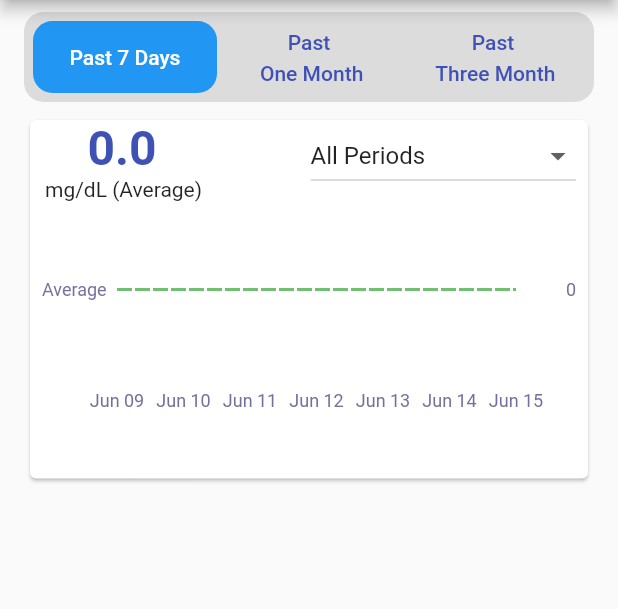
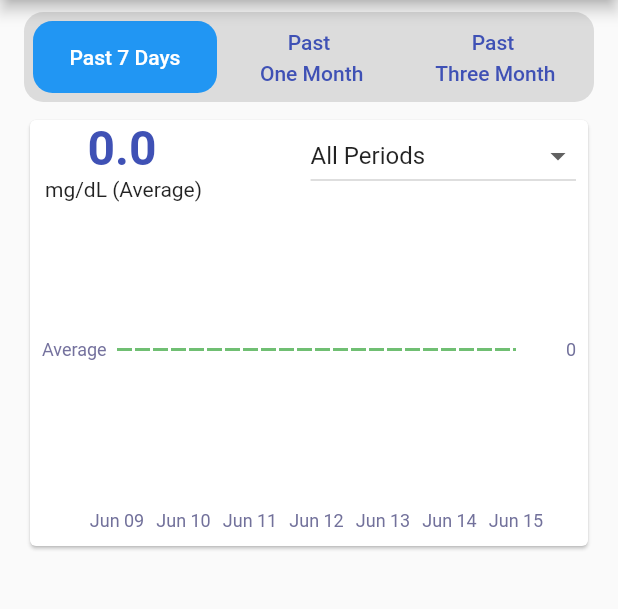
Before and after one commit to aknay/health_tracker_app, a Flutter app: the screen it shows after launch, after a tap on "Blood Glucose", on a phone screen of 412 x 824 dp, the part 84-693 px from its top. Run offline on Flutter 3.47's test engine with Material 2 defaults, Android fonts, the phone set to English and light mode, and no system bars; drawn by our look-alikes of fl_chart; our stand-ins replace dartz, flutter_local_notifications, flutter_speed_dial, get_it, google_mobile_ads, hive and 4 more; accounts and stored records are empty; generated files the repository leaves out were written again; network calls fail.

Commit message:
make it consistent for chart height

```diff
--- a/lib/presentation/constant.dart
+++ b/lib/presentation/constant.dart
@@ -28,3 +28,4 @@ const primaryTriadicColor1 = Color(0xff9f84d1);
 const primaryTriadicColor2 = Color(0xffd19f84);
 const complementaryColor = Color(0xffd184b6);
 const eelColor = Color(0xff4b4b4b);
+const chartHeight = 300.0;
--- a/lib/presentation/pages/blood_glucose/blood_glucose_dashboard/blood_glucose_dashboard_page.dart
+++ b/lib/presentation/pages/blood_glucose/blood_glucose_dashboard/blood_glucose_dashboard_page.dart
@@ -1,5 +1,6 @@
 import 'package:flutter/material.dart';
 import 'package:flutter_gen/gen_l10n/app_localizations.dart';
+import 'package:healthtracker/presentation/constant.dart';
 import 'package:healthtracker/presentation/widgets/blood_glucose_chart_card/blood_glucose_chart_card.dart';
 
 import 'blood_glucose_dashboard_page_view_model.dart';
@@ -67,7 +68,7 @@ class _DashboardPageState extends State<BloodGlucoseDashboardPage> {
                         ),
                       ),
                       SizedBox(
-                        height: 255,
+                        height: chartHeight,
                         child: StreamBuilder<BloodGlucoseStatisticBundle>(
                             stream: _viewModel.bloodGlucoseStatisticStream,
                             builder: (context, snapshot) {
--- a/lib/presentation/pages/blood_pressure/blood_pressure_dashboard/blood_pressure_dashboard_page.dart
+++ b/lib/presentation/pages/blood_pressure/blood_pressure_dashboard/blood_pressure_dashboard_page.dart
@@ -1,5 +1,6 @@
 import 'package:flutter/material.dart';
 import 'package:flutter_gen/gen_l10n/app_localizations.dart';
+import 'package:healthtracker/presentation/constant.dart';
 import 'package:healthtracker/presentation/widgets/blood_pressure_chart_card.dart';
 
 import 'blood_pressure_dashboard_page_view_model.dart';
@@ -73,7 +74,7 @@ class _DashboardPageState extends State<BloodPressureDashboardPage> {
                         ),
                       ),
                       SizedBox(
-                        height: 255,
+                        height: chartHeight,
                         child: StreamBuilder<BloodPressureStatisticBundle>(
                             stream: _viewModel.bloodPressureStatisticStream,
                             builder: (context, snapshot) {
--- a/lib/presentation/pages/dashboard/dashboard_page.dart
+++ b/lib/presentation/pages/dashboard/dashboard_page.dart
@@ -130,6 +130,8 @@ class _DashboardPageState extends State<DashboardPage> {
                 onTap: () {
                   Navigator.push(context, MaterialPageRoute(builder: (context) => const BloodGlucoseDashboardPage()));
                 },
+                child: SizedBox(
+                  height: chartHeight,
                   child: Card(
                     child: Column(children: [
                       Row(
@@ -178,8 +180,7 @@ class _DashboardPageState extends State<DashboardPage> {
                           )
                         ],
                       ),
-                    SizedBox(
-                      height: 150,
+                      Expanded(
                         child: StreamBuilder<BloodGlucoseStatistic>(
                             stream: _viewModel.bloodGlucoseStatisticStream,
                             builder: (context, snapshot) {
@@ -196,14 +197,15 @@ class _DashboardPageState extends State<DashboardPage> {
                   ),
                 ),
               ),
+            ),
             Padding(
-              padding: const EdgeInsets.all(8),
+              padding: const EdgeInsets.only(bottom: 8, left: 8, right: 8),
               child: InkWell(
                 onTap: () {
                   Navigator.push(context, MaterialPageRoute(builder: (context) => const BloodPressureDashboardPage()));
                 },
                 child: SizedBox(
-                  height: 300,
+                  height: chartHeight,
                   child: Card(
                     child: Column(children: [
                       Row(
--- a/lib/presentation/widgets/blood_glucose_chart_card/blood_glucose_chart_card.dart
+++ b/lib/presentation/widgets/blood_glucose_chart_card/blood_glucose_chart_card.dart
@@ -109,8 +109,7 @@ class _BloodGlucoseChartCardState extends State<BloodGlucoseChartCard> {
             ],
           ),
         ),
-        SizedBox(
-          height: 150,
+        Expanded(
           child: Padding(
             padding: const EdgeInsets.all(8),
             child: StreamBuilder<BloodGlucoseStatistic>(
```
Lines whose indentation alone changed are shown as unchanged.
